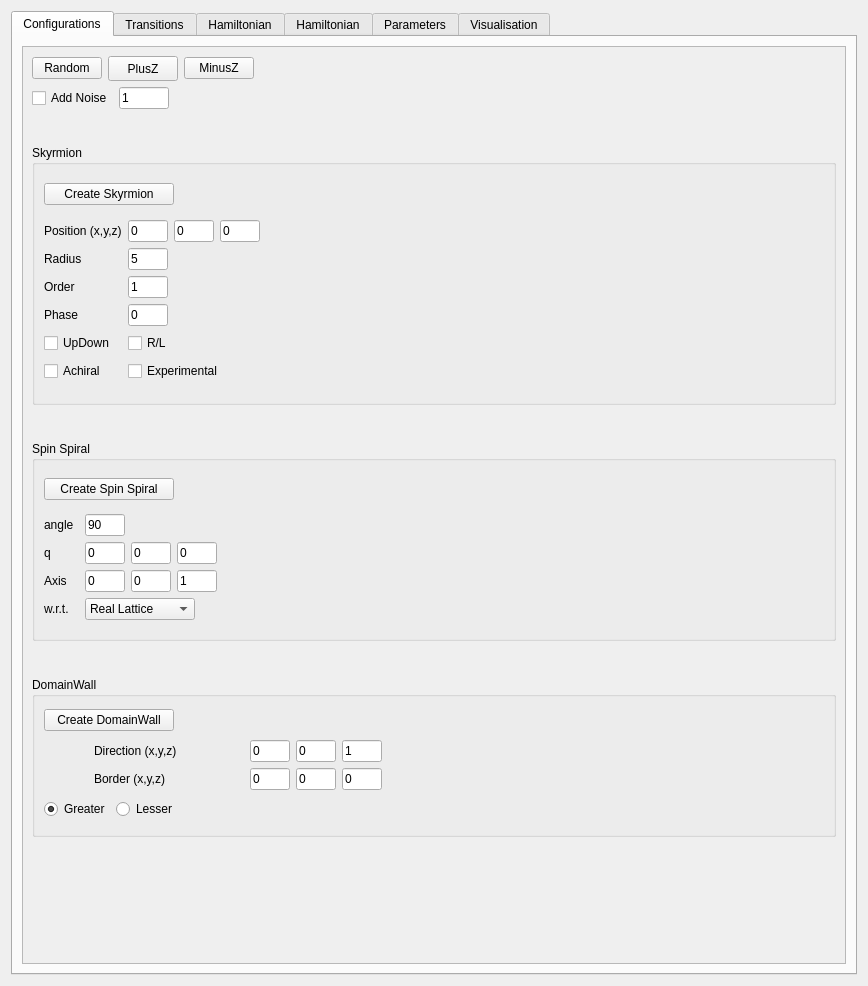
This is ui-qt/ui/SettingsWidget.ui in spirit-code/spirit as Qt 5 draws it before an edit. The edited form follows.
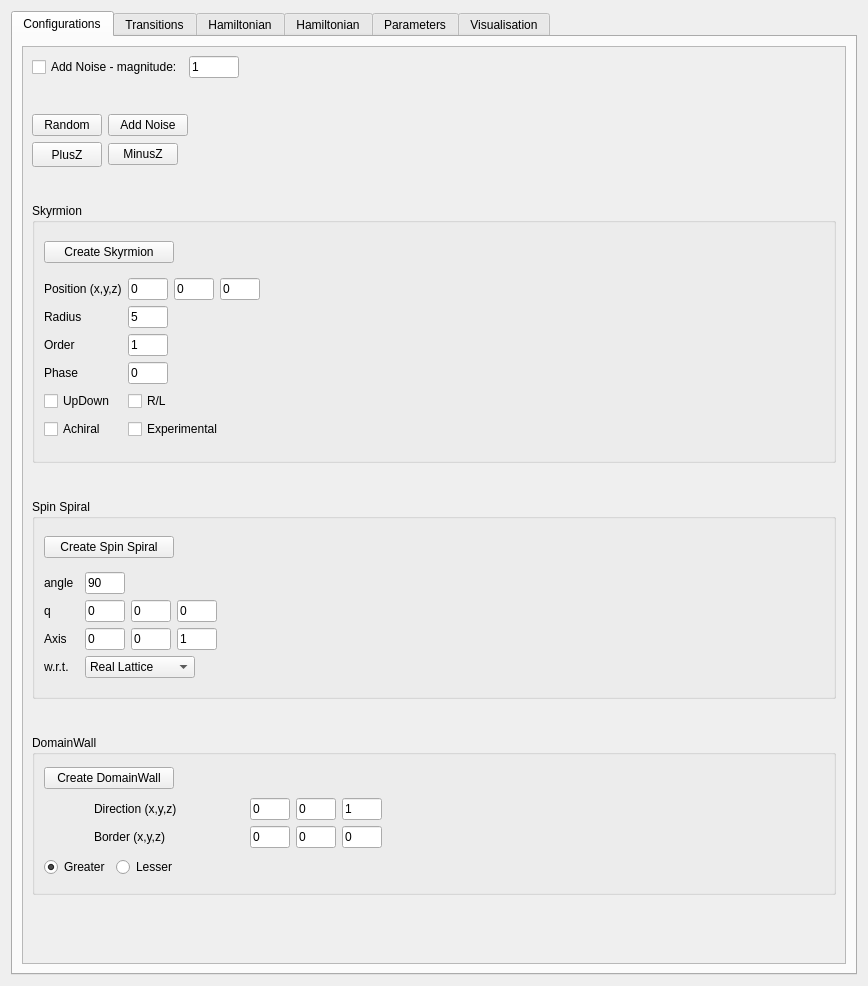
This is the edited form.

Commit message: UI-QT: 'Add Noise' button. Also fixed a bug in the parser for Hamiltonian_Anisotropic.

Diff of the .ui file:
```diff
--- a/ui-qt/ui/SettingsWidget.ui
+++ b/ui-qt/ui/SettingsWidget.ui
@@ -55,52 +55,80 @@
            <rect>
             <x>0</x>
             <y>0</y>
-            <width>824</width>
-            <height>922</height>
+            <width>816</width>
+            <height>911</height>
            </rect>
           </property>
           <layout class="QVBoxLayout" name="verticalLayout_3">
+           <item>
+            <layout class="QGridLayout" name="gridLayout_41">
+             <item row="0" column="0">
+              <widget class="QCheckBox" name="checkBox_Configuration_Noise">
+               <property name="text">
+                <string>Add Noise - magnitude:</string>
+               </property>
+              </widget>
+             </item>
+             <item row="0" column="1">
+              <widget class="QLineEdit" name="lineEdit_Configuration_Noise">
+               <property name="maximumSize">
+                <size>
+                 <width>50</width>
+                 <height>16777215</height>
+                </size>
+               </property>
+               <property name="text">
+                <string>1</string>
+               </property>
+              </widget>
+             </item>
+             <item row="0" column="2">
+              <spacer name="horizontalSpacer_17">
+               <property name="orientation">
+                <enum>Qt::Horizontal</enum>
+               </property>
+               <property name="sizeHint" stdset="0">
+                <size>
+                 <width>40</width>
+                 <height>20</height>
+                </size>
+               </property>
+              </spacer>
+             </item>
+            </layout>
+           </item>
+           <item>
+            <spacer name="verticalSpacer_15">
+             <property name="orientation">
+              <enum>Qt::Vertical</enum>
+             </property>
+             <property name="sizeType">
+              <enum>QSizePolicy::Maximum</enum>
+             </property>
+             <property name="sizeHint" stdset="0">
+              <size>
+               <width>20</width>
+               <height>30</height>
+              </size>
+             </property>
+            </spacer>
+           </item>
            <item>
             <layout class="QGridLayout" name="gridLayout_9">
-             <item row="0" column="1">
-              <widget class="QPushButton" name="pushButton_plusZ">
-               <property name="minimumSize">
-                <size>
-                 <width>0</width>
-                 <height>25</height>
-                </size>
+             <item row="1" column="4">
+              <spacer name="horizontalSpacer_3">
+               <property name="orientation">
+                <enum>Qt::Horizontal</enum>
                </property>
-               <property name="maximumSize">
+               <property name="sizeHint" stdset="0">
                 <size>
-                 <width>70</width>
-                 <height>16777215</height>
+                 <width>40</width>
+                 <height>20</height>
                 </size>
                </property>
-               <property name="text">
-                <string>PlusZ</string>
-               </property>
-              </widget>
+              </spacer>
              </item>
-             <item row="0" column="2">
-              <widget class="QPushButton" name="pushButton_minusZ">
-               <property name="minimumSize">
-                <size>
-                 <width>70</width>
-                 <height>0</height>
-                </size>
-               </property>
-               <property name="maximumSize">
-                <size>
-                 <width>70</width>
-                 <height>16777215</height>
-                </size>
-               </property>
-               <property name="text">
-                <string>MinusZ</string>
-               </property>
-              </widget>
-             </item>
-             <item row="0" column="0">
+             <item row="1" column="1">
               <widget class="QPushButton" name="pushButton_Random">
                <property name="sizePolicy">
                 <sizepolicy hsizetype="Maximum" vsizetype="Fixed">
@@ -125,55 +153,50 @@
                </property>
               </widget>
              </item>
-             <item row="0" column="3">
-              <spacer name="horizontalSpacer_3">
-               <property name="orientation">
-                <enum>Qt::Horizontal</enum>
-               </property>
-               <property name="sizeHint" stdset="0">
-                <size>
-                 <width>40</width>
-                 <height>20</height>
-                </size>
-               </property>
-              </spacer>
-             </item>
-            </layout>
-           </item>
-           <item>
-            <layout class="QGridLayout" name="gridLayout_56">
-             <item row="0" column="0">
-              <widget class="QCheckBox" name="checkBox_Configuration_Noise">
+             <item row="1" column="2">
+              <widget class="QPushButton" name="pushButton_AddNoise">
                <property name="text">
                 <string>Add Noise</string>
                </property>
               </widget>
              </item>
-             <item row="0" column="1">
-              <widget class="QLineEdit" name="lineEdit_Configuration_Noise">
+             <item row="2" column="1">
+              <widget class="QPushButton" name="pushButton_plusZ">
+               <property name="minimumSize">
+                <size>
+                 <width>0</width>
+                 <height>25</height>
+                </size>
+               </property>
                <property name="maximumSize">
                 <size>
-                 <width>50</width>
+                 <width>70</width>
                  <height>16777215</height>
                 </size>
                </property>
                <property name="text">
-                <string>1</string>
+                <string>PlusZ</string>
                </property>
               </widget>
              </item>
-             <item row="0" column="2">
-              <spacer name="horizontalSpacer_4">
-               <property name="orientation">
-                <enum>Qt::Horizontal</enum>
+             <item row="2" column="2">
+              <widget class="QPushButton" name="pushButton_minusZ">
+               <property name="minimumSize">
+                <size>
+                 <width>70</width>
+                 <height>0</height>
+                </size>
                </property>
-               <property name="sizeHint" stdset="0">
+               <property name="maximumSize">
                 <size>
-                 <width>40</width>
-                 <height>20</height>
+                 <width>70</width>
+                 <height>16777215</height>
                 </size>
                </property>
-              </spacer>
+               <property name="text">
+                <string>MinusZ</string>
+               </property>
+              </widget>
              </item>
             </layout>
            </item>
```
Left out of the diff: 25 changed lines with no effect on the pictures. The commit also changes 3 other files.
